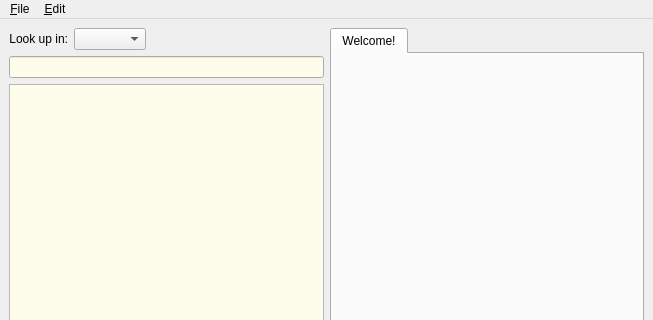
This is src/mainwindow.ui in goldendict/goldendict as Qt 5 draws it before an edit; both pictures show x 0 to 653 and y 0 to 320 of the 653 by 538 pixel window. The edited form follows.
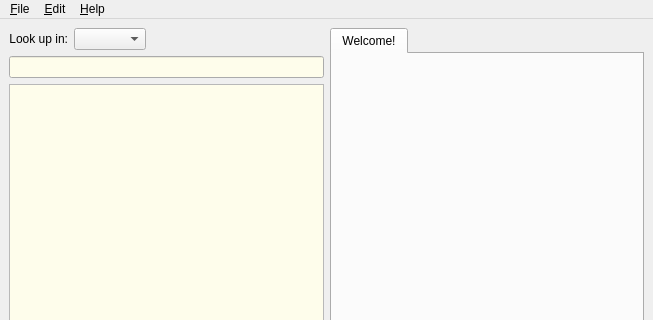
This is the edited form. Custom widgets are drawn as their Qt base class.

```diff
--- a/src/mainwindow.ui
+++ b/src/mainwindow.ui
@@ -253,9 +253,19 @@
     </property>
     <addaction name="sources"/>
     <addaction name="groups"/>
+    <addaction name="preferences"/>
+   </widget>
+   <widget class="QMenu" name="menu_Help">
+    <property name="title">
+     <string>&amp;Help</string>
+    </property>
+    <addaction name="openWebsite"/>
+    <addaction name="separator"/>
+    <addaction name="about"/>
    </widget>
    <addaction name="menuFile"/>
    <addaction name="menu_Edit"/>
+   <addaction name="menu_Help"/>
   </widget>
   <widget class="QStatusBar" name="statusbar"/>
   <action name="action_Preferences">
```
Left out of the diff: 21 changed lines with no effect on the pictures.
